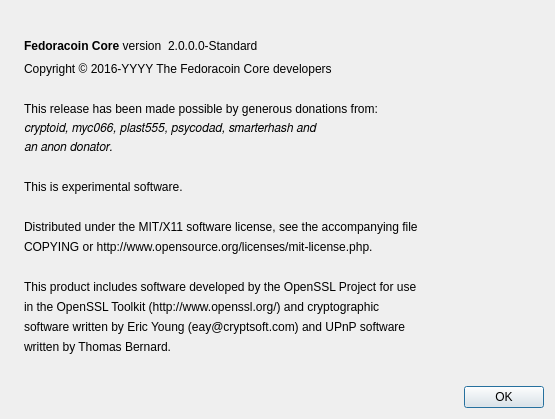
Old version of the form src/qt/forms/aboutdialog.ui in the repository fedoracoin-dev/fedoracoin.
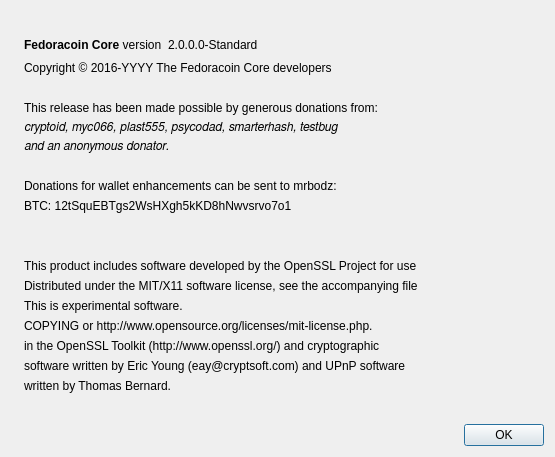
New version of the form. Icons and pictures are not drawn.

Commit message: Update about dialog

What changed in the file:
```diff
--- a/src/qt/forms/aboutdialog.ui
+++ b/src/qt/forms/aboutdialog.ui
@@ -7,7 +7,7 @@
     <x>0</x>
     <y>0</y>
     <width>555</width>
-    <height>419</height>
+    <height>457</height>
    </rect>
   </property>
   <property name="windowTitle">
@@ -124,7 +124,7 @@
         </font>
        </property>
        <property name="text">
-        <string>cryptoid, myc066, plast555, psycodad, smarterhash and</string>
+        <string>cryptoid, myc066, plast555, psycodad, smarterhash, testbug</string>
        </property>
       </widget>
      </item>
@@ -139,7 +139,7 @@
         </font>
        </property>
        <property name="text">
-        <string>an anon donator.</string>
+        <string>and an anonymous donator.</string>
        </property>
       </widget>
      </item>
@@ -150,6 +150,58 @@
        </property>
       </widget>
      </item>
+     <item>
+      <widget class="QLabel" name="label_17">
+       <property name="text">
+        <string>Donations for wallet enhancements can be sent to mrbodz:</string>
+       </property>
+      </widget>
+     </item>
+     <item>
+      <widget class="QLabel" name="label_18">
+       <property name="text">
+        <string>BTC: 12tSquEBTgs2WsHXgh5kKD8hNwvsrvo7o1</string>
+       </property>
+      </widget>
+     </item>
+     <item>
+      <widget class="QLabel" name="label_12">
+       <property name="text">
+        <string/>
+       </property>
+      </widget>
+     </item>
+     <item>
+      <widget class="QLabel" name="label_13">
+       <property name="text">
+        <string/>
+       </property>
+      </widget>
+     </item>
+     <item>
+      <widget class="QLabel" name="label_5">
+       <property name="font">
+        <font>
+         <pointsize>9</pointsize>
+        </font>
+       </property>
+       <property name="text">
+        <string>This product includes software developed by the OpenSSL Project for use</string>
+       </property>
+      </widget>
+     </item>
+     <item>
+      <widget class="QLabel" name="label_3">
+       <property name="font">
+        <font>
+         <pointsize>9</pointsize>
+        </font>
+       </property>
+       <property name="text">
+        <string>Distributed under the MIT/X11 software license, see the accompanying file</string>
+       </property>
+      </widget>
+     </item>
      <item>
       <widget class="QLabel" name="label_2">
        <property name="font">
@@ -171,25 +223,6 @@
        </property>
       </widget>
      </item>
-     <item>
-      <widget class="QLabel" name="label_12">
-       <property name="text">
-        <string/>
-       </property>
-      </widget>
-     </item>
-     <item>
-      <widget class="QLabel" name="label_3">
-       <property name="font">
-        <font>
-         <pointsize>9</pointsize>
-        </font>
-       </property>
-       <property name="text">
-        <string>Distributed under the MIT/X11 software license, see the accompanying file</string>
-       </property>
-      </widget>
-     </item>
      <item>
       <widget class="QLabel" name="label_6">
        <property name="font">
@@ -202,25 +235,6 @@
        </property>
       </widget>
      </item>
-     <item>
-      <widget class="QLabel" name="label_13">
-       <property name="text">
-        <string/>
-       </property>
-      </widget>
-     </item>
-     <item>
-      <widget class="QLabel" name="label_5">
-       <property name="font">
-        <font>
-         <pointsize>9</pointsize>
-        </font>
-       </property>
-       <property name="text">
-        <string>This product includes software developed by the OpenSSL Project for use</string>
-       </property>
-      </widget>
-     </item>
      <item>
       <widget class="QLabel" name="label_7">
        <property name="font">
```
